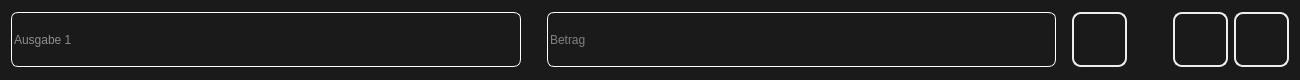
First picture: the form in ui/EntryWindow/EntryForm/entryform.ui, repository MopedG/FinanceAnalytics, before the edit.
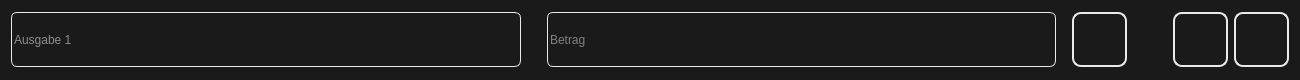
Second picture: the form after the edit. Icons and pictures are not drawn.

Commit message:
Redo Design of EntryWindow
Changed the arrangement of entryForm and date display. They are now alligned right

Choose a more simpler and continuous design to make it easier to navigate through the application and reduce the distraction of different elements

Diff of the .ui file:
```diff
--- a/ui/EntryWindow/EntryForm/entryform.ui
+++ b/ui/EntryWindow/EntryForm/entryform.ui
@@ -42,10 +42,10 @@
      </property>
      <property name="styleSheet">
       <string notr="true">background-color: rgb(26, 26, 26);
-border: 1px solid rgb(255, 255, 255);
-border-radius: 7px;
+border: 1px solid rgb(234, 234, 234);
+border-radius: 6px;
 color: rgb(255, 255, 255);
-font: 400 18pt &quot;Segoe UI&quot;;
+font: 400 20pt &quot;Segoe UI&quot;;
 qproperty-alignment: AlignCenter;</string>
      </property>
      <property name="placeholderText">
@@ -92,11 +92,11 @@
      <property name="styleSheet">
       <string notr="true">QLineEdit{
 background-color: rgb(26, 26, 26);
-border: 1px solid rgb(255, 255, 255);
-border-radius: 7px;
+border: 1px solid rgb(234, 234, 234);
+border-radius: 6px;
 qproperty-alignment: AlignCenter;
 color: rgb(229, 229, 229);
-font: 600 18pt &quot;Segoe UI&quot;;
+font: 600 20pt &quot;Segoe UI&quot;;
 }
 </string>
      </property>
@@ -139,7 +139,7 @@
       <string notr="true">QPushButton
 {
 background-color: rgb(26, 26, 26);
-border: 2px solid rgb(238, 238, 238);
+border: 2px solid rgb(234, 234, 234);
 border-radius: 9px;
 font-size: 25px;
 }
@@ -205,7 +205,7 @@
       <string notr="true">QPushButton
 {
 background-color: rgb(26, 26, 26);
-border: 2px solid rgb(238, 238, 238);
+border: 2px solid rgb(234, 234, 234);
 border-radius: 9px;
 font-size: 25px;
 }
@@ -257,7 +257,7 @@
 QPushButton
 {
 background-color: rgb(26, 26, 26);
-border: 2px solid rgb(238, 238, 238);
+border: 2px solid rgb(234, 234, 234);
 	border-radius: 9px;
 	font-size: 25px;
 	color: rgb(85, 255, 0);
```
The commit also changes 2 other files.
